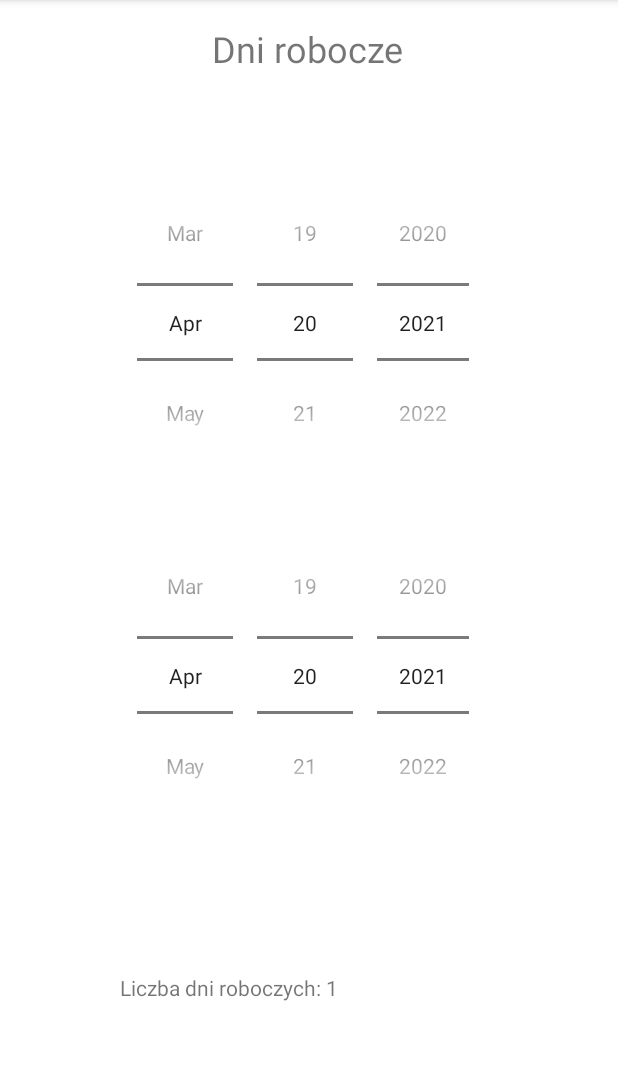
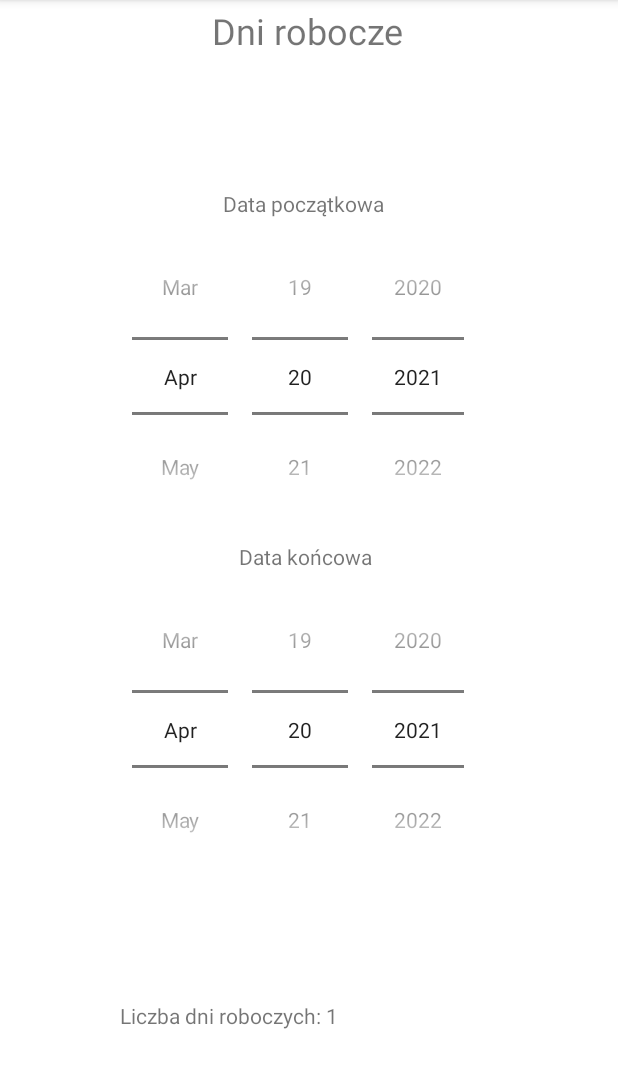
Before and after one commit to Kolano99/daysOfYearsApp, an Android app: the WorkingDaysActivity screen opened directly, with no data from a screen before it, on a phone screen of 412 x 824 dp, the part 84-1172 px from its top. Run offline under Robolectric (Android 15) with nearby library versions, the phone set to English and light mode, and no system bars.

Commit message:
Some more frontend touches.

```diff
--- a/app/src/main/res/layout/activity_working_days.xml
+++ b/app/src/main/res/layout/activity_working_days.xml
@@ -5,17 +5,6 @@
     android:layout_width="match_parent"
     android:layout_height="match_parent"
     tools:context=".WorkingDaysActivity">
-
-    <DatePicker
-        android:id="@+id/endDate"
-        android:layout_width="245dp"
-        android:layout_height="211dp"
-        android:layout_marginBottom="212dp"
-        android:calendarViewShown="false"
-        android:datePickerMode="spinner"
-        app:layout_constraintBottom_toBottomOf="parent"
-        app:layout_constraintEnd_toEndOf="parent"
-        app:layout_constraintStart_toStartOf="parent" />
 
     <DatePicker
         android:id="@+id/startDate"
@@ -26,13 +15,51 @@
         android:datePickerMode="spinner"
         app:layout_constraintBottom_toTopOf="@+id/endDate"
         app:layout_constraintEnd_toEndOf="parent"
+        app:layout_constraintHorizontal_bias="0.481"
         app:layout_constraintStart_toStartOf="parent" />
+
+    <TextView
+        android:id="@+id/textView5"
+        android:layout_width="wrap_content"
+        android:layout_height="wrap_content"
+        android:text="Data początkowa"
+        app:layout_constraintBottom_toTopOf="@+id/startDate"
+        app:layout_constraintEnd_toEndOf="parent"
+        app:layout_constraintHorizontal_bias="0.488"
+        app:layout_constraintStart_toStartOf="parent"
+        app:layout_constraintTop_toBottomOf="@+id/textView4"
+        app:layout_constraintVertical_bias="1.0" />
+
+    <DatePicker
+        android:id="@+id/endDate"
+        android:layout_width="245dp"
+        android:layout_height="211dp"
+        android:layout_marginBottom="176dp"
+        android:calendarViewShown="false"
+        android:datePickerMode="spinner"
+        app:layout_constraintBottom_toBottomOf="parent"
+        app:layout_constraintEnd_toEndOf="parent"
+        app:layout_constraintHorizontal_bias="0.481"
+        app:layout_constraintStart_toStartOf="parent" />
+
+    <TextView
+        android:id="@+id/textView6"
+        android:layout_width="wrap_content"
+        android:layout_height="wrap_content"
+        android:layout_marginTop="5dp"
+        android:text="Data końcowa"
+        app:layout_constraintBottom_toTopOf="@+id/endDate"
+        app:layout_constraintEnd_toEndOf="parent"
+        app:layout_constraintHorizontal_bias="0.493"
+        app:layout_constraintStart_toStartOf="parent"
+        app:layout_constraintTop_toBottomOf="@+id/startDate"
+        app:layout_constraintVertical_bias="1.0" />
 
     <TextView
         android:id="@+id/textView4"
         android:layout_width="wrap_content"
         android:layout_height="wrap_content"
-        android:layout_marginTop="16dp"
+        android:layout_marginTop="4dp"
         android:text="Dni robocze"
         android:textSize="24sp"
         app:layout_constraintEnd_toEndOf="parent"
```
Also changed, not shown: app/src/main/res/layout/activity_sundays.xml (+16 -3 lines).
